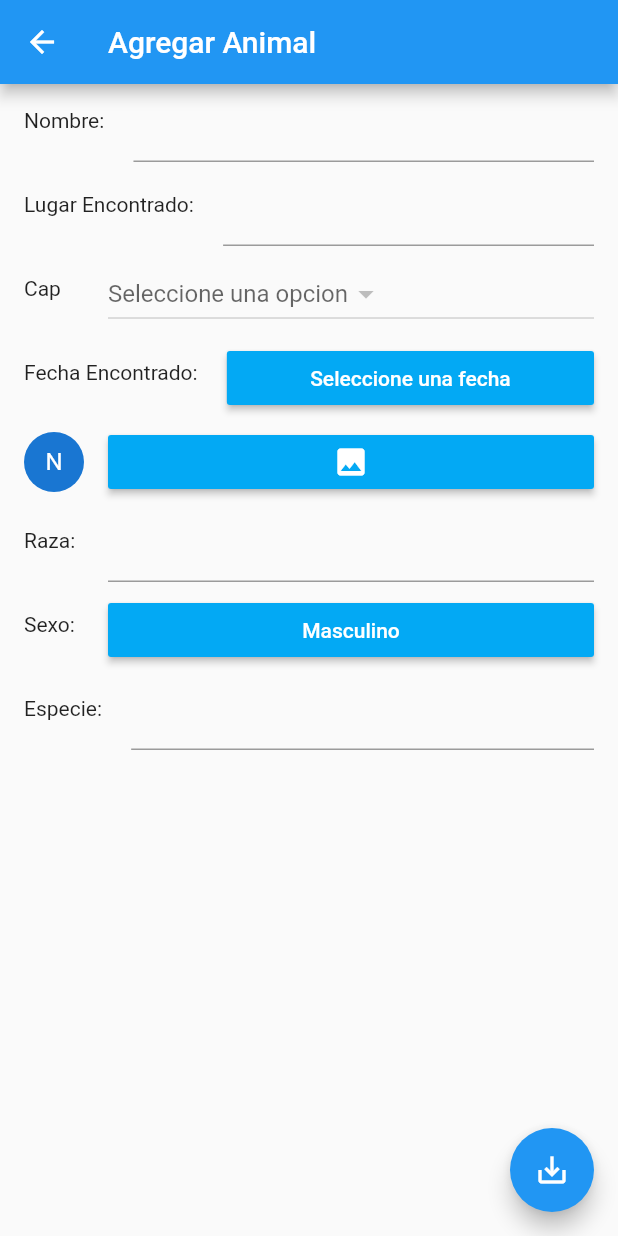
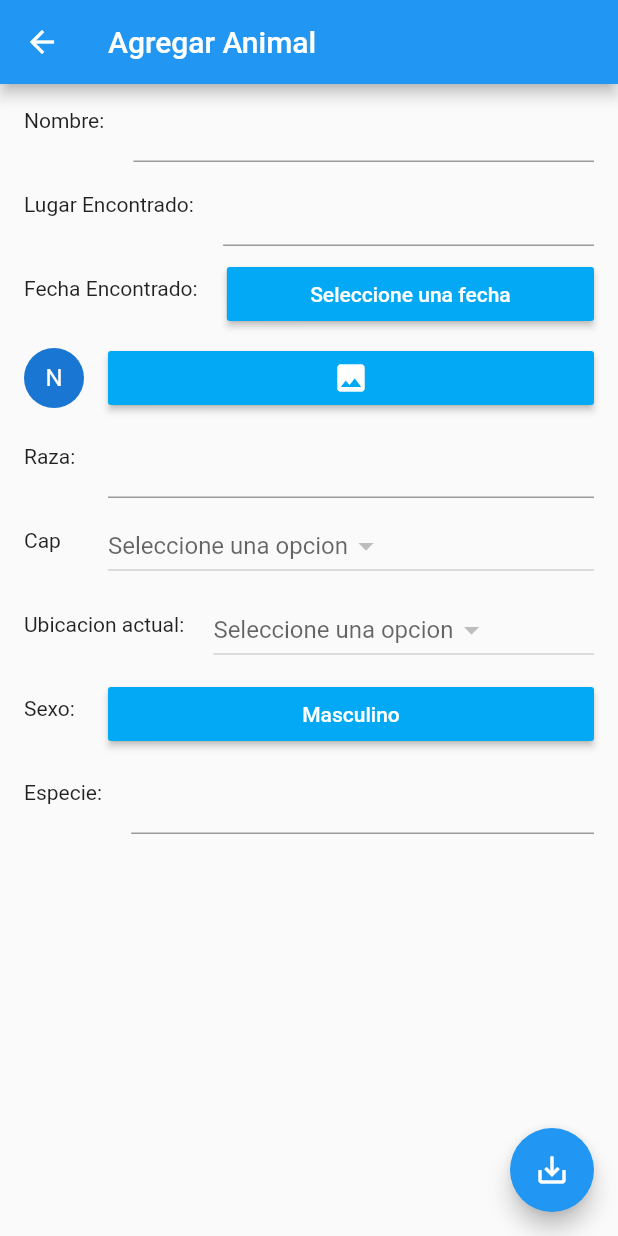
Before and after one commit to MateSape/Bicheros-FrontMobile, a Flutter app: the AddAnimalPage screen opened directly with empty values, after a tap on the "save alt" icon, on a phone screen of 412 x 824 dp. Run offline on Flutter 3.47's test engine with Material 2 defaults, Android fonts, the phone set to English and light mode, and no system bars; our stand-ins replace dio, flutter_spinkit, image_picker; network calls fail.

Commit message:
vet and animal

```diff
--- a/lib/AddAnimalPage.dart
+++ b/lib/AddAnimalPage.dart
@@ -22,9 +22,12 @@ class AddAnimalPageState extends State<AddAnimalPage> {
   var placeFounded = new TextEditingController();
   var species = new TextEditingController();
   var gender = false;
-  var dropdownValue = null;
+  var dropdownValue;
+  var dropdownValue2;
+
   var dropdownButton;
-  List<DropdownMenuItem<String>> caps;
+  List<DropdownMenuItem<String>> caps = [];
+  List<DropdownMenuItem<String>> vets = [];
 
   @override
   void initState() {
@@ -33,6 +36,7 @@ class AddAnimalPageState extends State<AddAnimalPage> {
     );
     dio = Dio(options);
     getCaps();
+    getVets();
     super.initState();
   }
 
@@ -45,15 +49,36 @@ class AddAnimalPageState extends State<AddAnimalPage> {
   }
 
   Future getCaps() async {
-    caps = [];
     var response = await dio.get('cap/',
         options: Options(headers: {"Authorization": "Token ${widget.token}"}));
     setState(() {
+      caps.add(DropdownMenuItem(
+        child: Text("Ninguno."),
+        value: "9999",
+      ));
       for (int x = 0; x < response.data.length; x++) {
         caps.add(DropdownMenuItem(
           child: Text(
               response.data[x]["nameC"] + " " + response.data[x]["last_nameC"]),
           value: response.data[x]["id_cap"].toString(),
+        ));
+      }
+    });
+  }
+  Future getVets() async {
+    var response = await dio.get('veterinaria/',
+        options: Options(headers: {"Authorization": "Token ${widget.token}"}));
+    print(response.data);
+    setState(() {
+      vets.add(DropdownMenuItem(
+        child: Text("Ninguno."),
+        value: "9999",
+      ));
+      for (int x = 0; x < response.data.length; x++) {
+        vets.add(DropdownMenuItem(
+          child: Text(
+              response.data[x]["name"]),
+          value: response.data[x]["id_veterinaria"].toString(),
         ));
       }
     });
@@ -91,20 +116,6 @@ class AddAnimalPageState extends State<AddAnimalPage> {
             title: TextField(
               controller: placeFounded,
             ),
-          ),
-          ListTile(
-            title: DropdownButton<String>(
-              hint: Text("Seleccione una opcion"),
-              value: dropdownValue,
-              items: caps.length == 0 ? null :  caps,
-              onChanged: (value) {
-                print (value);
-                setState(() {
-                  dropdownValue = value;
-                });
-              },
-            ),
-            leading: Text("Cap"),
           ),
           ListTile(
               leading: Text("Fecha Encontrado: "),
@@ -163,6 +174,34 @@ class AddAnimalPageState extends State<AddAnimalPage> {
             ),
           ),
           ListTile(
+            title: DropdownButton<String>(
+              hint: Text("Seleccione una opcion"),
+              value: dropdownValue,
+              items: caps.length == 0 ? null :  caps,
+              onChanged: (value) {
+                print (value);
+                setState(() {
+                  dropdownValue = value;
+                });
+              },
+            ),
+            leading: Text("Cap"),
+          ),ListTile(
+            title: DropdownButton<String>(
+              hint: Text("Seleccione una opcion"),
+              value: dropdownValue2,
+              items: vets.length == 0 ? null :  vets,
+              onChanged: (value) {
+                print (value);
+                setState(() {
+                  dropdownValue2 = value;
+                });
+              },
+            ),
+            leading: Text("Ubicacion actual: "),
+          ),
+
+          ListTile(
               leading: Text("Sexo: "),
               title: MaterialButton(
                 onPressed: () {
@@ -197,8 +236,8 @@ class AddAnimalPageState extends State<AddAnimalPage> {
                 "-" +
                 dateFounded.day.toString(),
             "place_founded": placeFounded.text,
-            "cap": int.parse(dropdownValue),
-            "veterinaria": null,
+            "cap": dropdownValue == "9999" ? null : int.parse(dropdownValue),
+            "veterinaria": dropdownValue2 == "9999" ? null : int.parse(dropdownValue2),
             //"photo": image == null ? null : UploadFileInfo(image, image.path),
             "species": species.text,
             "gender": gender == false ? 0 : 1,
```
Also changed, not shown: lib/detail_page.dart (+73 -9 lines).
